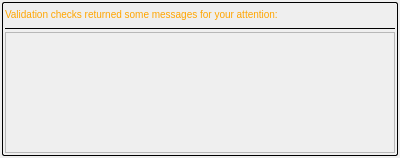
First picture: the form in resources/error_list_ui.ui, repository shotgunsoftware/tk-multi-publish, before the edit.
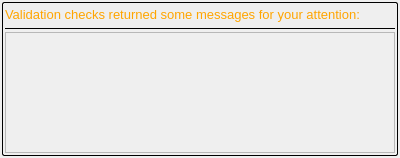
Second picture: the form after the edit.

```diff
--- a/resources/error_list_ui.ui
+++ b/resources/error_list_ui.ui
@@ -49,7 +49,7 @@
         </property>
         <property name="styleSheet">
          <string notr="true">#section_label {
-font-size: 10px
+font-size: 10pt
 }</string>
         </property>
         <property name="text">
```
